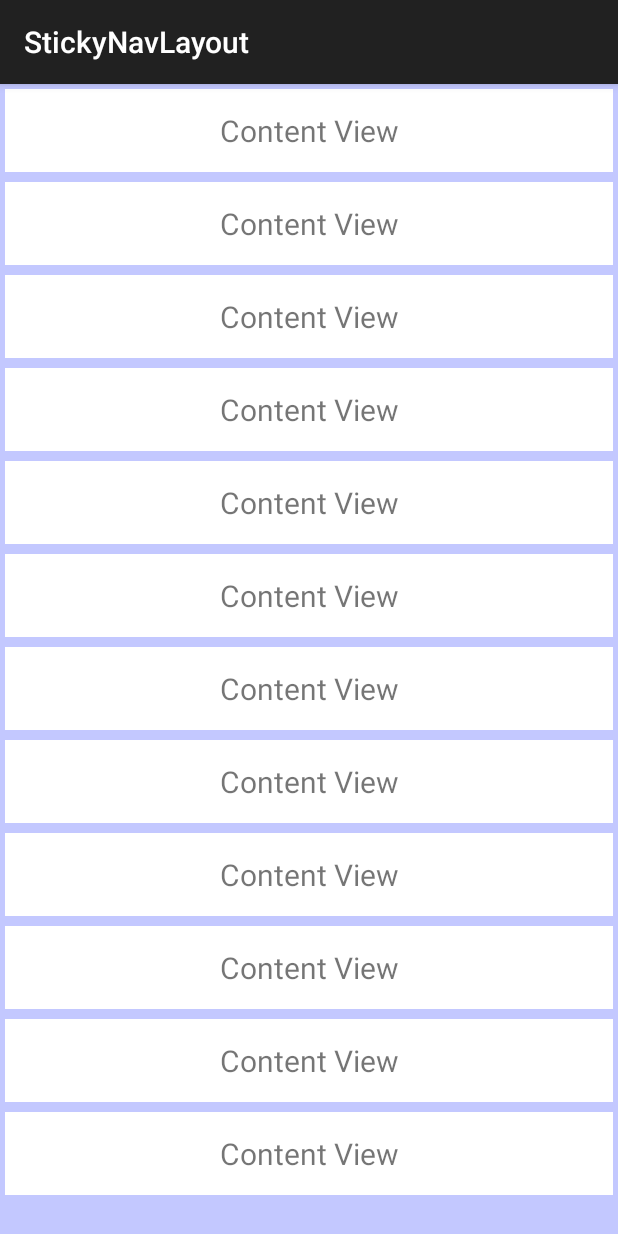
After one commit to wangjia55/StickyNavLayout, an Android app: the fragment PagerFragment shown on its own in the app's theme, on a phone screen of 412 x 824 dp. The commit adds this screen. Run offline under Robolectric (Android 15) with nearby library versions, the phone set to English and light mode, and no system bars.

Commit message:
完成基础UI框架的搭建

```diff
--- /dev/null
+++ b/app/src/main/java/com/jacob/stickynavlayout/PagerFragment.java
@@ -0,0 +1,35 @@
+package com.jacob.stickynavlayout;
+
+
+import android.graphics.pdf.PdfDocument;
+import android.os.Bundle;
+import android.support.annotation.Nullable;
+import android.support.v4.app.Fragment;
+import android.view.LayoutInflater;
+import android.view.View;
+import android.view.ViewGroup;
+import android.widget.TextView;
+
+/**
+ * Created by jacob-wj on 2015/4/6.
+ */
+public class PagerFragment extends Fragment {
+
+    private static final String ARGUMENT = "argument";
+
+    public static PagerFragment newInstance(){
+        PagerFragment fragment = new PagerFragment();
+        return fragment;
+    }
+
+    @Override
+    public View onCreateView(LayoutInflater inflater, @Nullable ViewGroup container, @Nullable Bundle savedInstanceState) {
+        return inflater.inflate(R.layout.fragment_pager,null);
+    }
+
+    @Override
+    public void onViewCreated(View view, @Nullable Bundle savedInstanceState) {
+        super.onViewCreated(view, savedInstanceState);
+    }
+
+}
--- /dev/null
+++ b/app/src/main/res/layout/fragment_pager.xml
@@ -0,0 +1,110 @@
+<ScrollView xmlns:android="http://schemas.android.com/apk/res/android"
+    android:id="@id/id_layout_inner_scrollview"
+    android:layout_width="match_parent"
+    android:layout_height="match_parent"
+    android:background="#ffc3c8ff">
+
+    <LinearLayout
+        android:layout_width="match_parent"
+        android:layout_height="wrap_content"
+        android:orientation="vertical">
+
+        <TextView
+            android:layout_width="match_parent"
+            android:layout_height="55dp"
+            android:text="Content View"
+            android:gravity="center"
+            android:layout_margin="3dp"
+            android:background="#ffffff"
+            android:textSize="20sp" />
+        <TextView
+            android:layout_width="match_parent"
+            android:layout_height="55dp"
+            android:text="Content View"
+            android:gravity="center"
+            android:layout_margin="3dp"
+            android:background="#ffffff"
+            android:textSize="20sp" />
+        <TextView
+            android:layout_width="match_parent"
+            android:layout_height="55dp"
+            android:text="Content View"
+            android:gravity="center"
+            android:layout_margin="3dp"
+            android:background="#ffffff"
+            android:textSize="20sp" />
+        <TextView
+            android:layout_width="match_parent"
+            android:layout_height="55dp"
+            android:text="Content View"
+            android:gravity="center"
+            android:layout_margin="3dp"
+            android:background="#ffffff"
+            android:textSize="20sp" />
+        <TextView
+            android:layout_width="match_parent"
+            android:layout_height="55dp"
+            android:text="Content View"
+            android:gravity="center"
+            android:layout_margin="3dp"
+            android:background="#ffffff"
+            android:textSize="20sp" />
+        <TextView
+            android:layout_width="match_parent"
+            android:layout_height="55dp"
+            android:text="Content View"
+            android:gravity="center"
+            android:layout_margin="3dp"
+            android:background="#ffffff"
+            android:textSize="20sp" />
+        <TextView
+            android:layout_width="match_parent"
+            android:layout_height="55dp"
+            android:text="Content View"
+            android:gravity="center"
+            android:layout_margin="3dp"
+            android:background="#ffffff"
+            android:textSize="20sp" />
+        <TextView
+            android:layout_width="match_parent"
+            android:layout_height="55dp"
+            android:text="Content View"
+            android:gravity="center"
+            android:layout_margin="3dp"
+            android:background="#ffffff"
+            android:textSize="20sp" />
+        <TextView
+            android:layout_width="match_parent"
+            android:layout_height="55dp"
+            android:text="Content View"
+            android:gravity="center"
+            android:layout_margin="3dp"
+            android:background="#ffffff"
+            android:textSize="20sp" />
+        <TextView
+            android:layout_width="match_parent"
+            android:layout_height="55dp"
+            android:text="Content View"
+            android:gravity="center"
+            android:layout_margin="3dp"
+            android:background="#ffffff"
+            android:textSize="20sp" />
+        <TextView
+            android:layout_width="match_parent"
+            android:layout_height="55dp"
+            android:text="Content View"
+            android:gravity="center"
+            android:layout_margin="3dp"
+            android:background="#ffffff"
+            android:textSize="20sp" />
+        <TextView
+            android:layout_width="match_parent"
+            android:layout_height="55dp"
+            android:text="Content View"
+            android:gravity="center"
+            android:layout_margin="3dp"
+            android:background="#ffffff"
+            android:textSize="20sp" />
+    </LinearLayout>
+
+</ScrollView>
```
Also changed, not shown: app/src/main/java/com/jacob/stickynavlayout/MainActivity.java (+56 -4 lines), app/src/main/java/com/jacob/stickynavlayout/StickyNavLayout.java (added, +23 -0 lines), app/src/main/java/com/jacob/stickynavlayout/ViewPagerIndicator.java (added, +311 -0 lines), app/src/main/res/layout/activity_main.xml (+26 -2 lines), app/src/main/res/values/ids.xml (added, +7 -0 lines), 1 other file.
